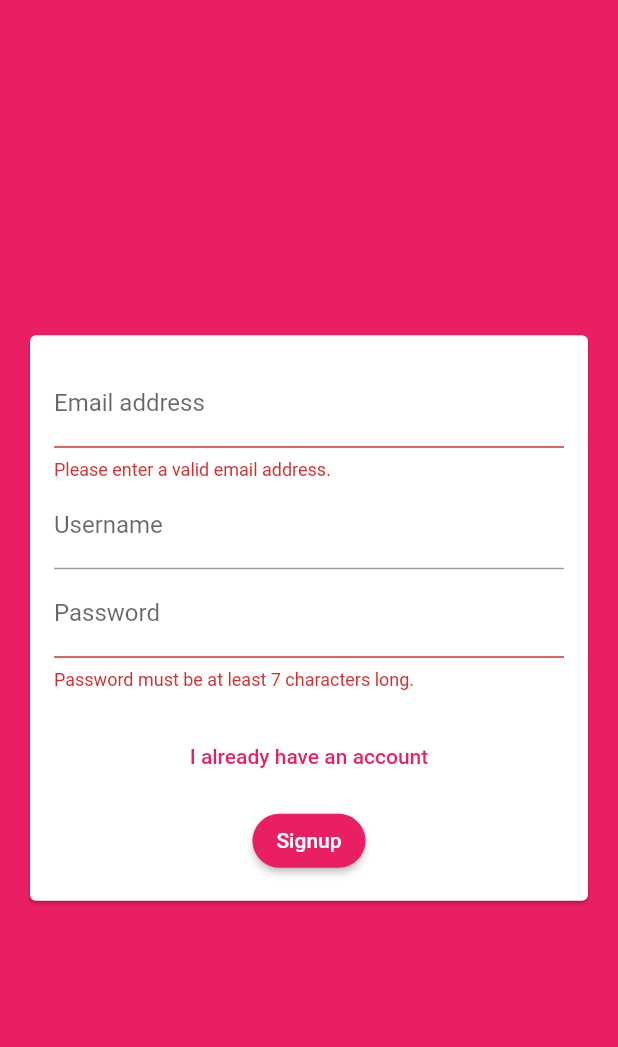
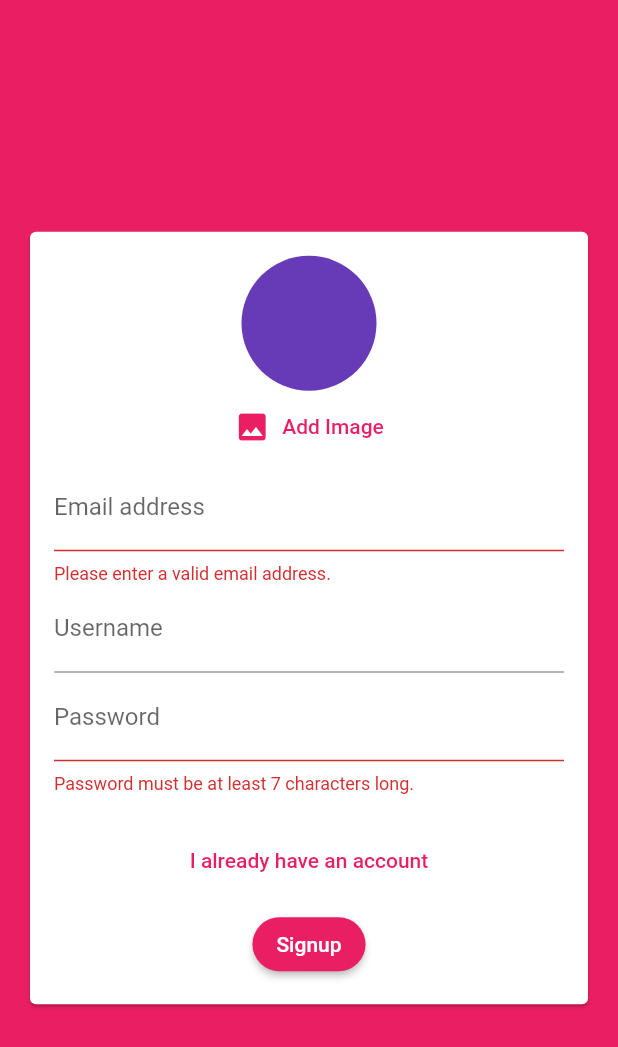
Before and after one commit to DanKheadies/amfd_chat_app, a Flutter app: the screen it shows after launch, after a tap on "Login", after a tap on "Create new account", on a phone screen of 412 x 824 dp. Shown: the top 1047 px of the screen. Run offline on Flutter 3.47's test engine with Material 2 defaults, Android fonts, the phone set to English and light mode, and no system bars; our stand-ins replace cloud_firestore, firebase_auth, firebase_core, firebase_messaging, firebase_storage, image_picker; accounts and stored records are empty.

```diff
--- a/lib/main.dart
+++ b/lib/main.dart
@@ -1,8 +1,10 @@
 import 'package:flutter/material.dart';
 import 'package:firebase_auth/firebase_auth.dart';
+import 'package:firebase_core/firebase_core.dart';
 
 import './screens/auth_screen.dart';
 import './screens/chat_screen.dart';
+import './screens/splash_screen.dart';
 
 void main() {
   runApp(MyApp());
@@ -11,6 +13,10 @@ void main() {
 class MyApp extends StatelessWidget {
   @override
   Widget build(BuildContext context) {
+    final Future<FirebaseApp> _initialization = Firebase.initializeApp();
+    return FutureBuilder(
+      future: _initialization,
+      builder: (context, appSnapshot) {
         return MaterialApp(
           title: 'FlutterChat',
           theme: ThemeData(
@@ -26,9 +32,15 @@ class MyApp extends StatelessWidget {
               ),
             ),
           ),
-      home: StreamBuilder(
-        stream: FirebaseAuth.instance.onAuthStateChanged,
+          home: appSnapshot.connectionState != ConnectionState.done
+              ? SplashScreen()
+              : StreamBuilder(
+                  stream: FirebaseAuth.instance.authStateChanges(),
                   builder: (ctx, userSnapshot) {
+                    if (userSnapshot.connectionState ==
+                        ConnectionState.waiting) {
+                      return SplashScreen();
+                    }
                     if (userSnapshot.hasData) {
                       return ChatScreen();
                     }
@@ -36,5 +48,7 @@ class MyApp extends StatelessWidget {
                   },
                 ),
         );
+      },
+    );
   }
 }
--- /dev/null
+++ b/lib/screens/splash_screen.dart
@@ -0,0 +1,13 @@
+import 'package:flutter/material.dart';
+
+class SplashScreen extends StatelessWidget {
+  @override
+  Widget build(BuildContext context) {
+    return Scaffold(
+      backgroundColor: Theme.of(context).primaryColor,
+      body: Center(
+        child: CircularProgressIndicator(),
+      ),
+    );
+  }
+}
--- a/lib/widgets/auth/auth_form.dart
+++ b/lib/widgets/auth/auth_form.dart
@@ -1,4 +1,8 @@
+import 'dart:io';
+
 import 'package:flutter/material.dart';
+
+import '../pickers/user_image_picker.dart';
 
 class AuthForm extends StatefulWidget {
   AuthForm(this.submitFn, this.isLoading);
@@ -8,6 +12,7 @@ class AuthForm extends StatefulWidget {
     String email,
     String password,
     String userName,
+    File image,
     bool isLogin,
     BuildContext ctx,
   ) submitFn;
@@ -22,10 +27,26 @@ class _AuthFormState extends State<AuthForm> {
   var _userEmail = '';
   var _userName = '';
   var _userPassword = '';
+  File _userImageFile;
+
+  void _pickedImage(File image) {
+    _userImageFile = image;
+  }
 
   void _trySubmit() {
     final isValid = _formKey.currentState.validate();
     FocusScope.of(context).unfocus();
+    print(_userImageFile);
+
+    if (_userImageFile == null && !_isLogin) {
+      ScaffoldMessenger.of(context).showSnackBar(
+        SnackBar(
+          content: Text('Please pick an image.'),
+          backgroundColor: Theme.of(context).errorColor,
+        ),
+      );
+      return;
+    }
 
     if (isValid) {
       _formKey.currentState.save();
@@ -33,6 +54,7 @@ class _AuthFormState extends State<AuthForm> {
         _userEmail.trim(),
         _userPassword.trim(),
         _userName.trim(),
+        _userImageFile,
         _isLogin,
         context,
       );
@@ -52,8 +74,12 @@ class _AuthFormState extends State<AuthForm> {
               child: Column(
                 mainAxisSize: MainAxisSize.min,
                 children: <Widget>[
+                  if (!_isLogin) UserImagePicker(_pickedImage),
                   TextFormField(
                     key: ValueKey('email'),
+                    autocorrect: false,
+                    textCapitalization: TextCapitalization.none,
+                    enableSuggestions: false,
                     validator: (value) {
                       // TODO: provide more robust validation
                       if (value.isEmpty || !value.contains('@')) {
@@ -72,6 +98,9 @@ class _AuthFormState extends State<AuthForm> {
                   if (!_isLogin)
                     TextFormField(
                       key: ValueKey('username'),
+                      autocorrect: true,
+                      textCapitalization: TextCapitalization.words,
+                      enableSuggestions: false,
                       validator: (value) {
                         // TODO: provide more robust validation
                         if (value.isEmpty || value.length < 4) {
--- /dev/null
+++ b/lib/widgets/pickers/user_image_picker.dart
@@ -0,0 +1,53 @@
+import 'dart:io';
+
+import 'package:flutter/material.dart';
+import 'package:image_picker/image_picker.dart';
+
+class UserImagePicker extends StatefulWidget {
+  final Function(File pickedImage) imagePickFn;
+
+  UserImagePicker(this.imagePickFn);
+
+  @override
+  _UserImagePickerState createState() => _UserImagePickerState();
+}
+
+class _UserImagePickerState extends State<UserImagePicker> {
+  File _pickedImage;
+
+  void _pickImage() async {
+    final picker = ImagePicker();
+    final pickedImage = await picker.getImage(
+      source: ImageSource.camera,
+      // source: ImageSource.gallery,
+      imageQuality: 50,
+      maxWidth: 150,
+    );
+    final pickedImageFile = File(pickedImage.path);
+    setState(() {
+      _pickedImage = pickedImageFile;
+    });
+    widget.imagePickFn(pickedImageFile);
+  }
+
+  @override
+  Widget build(BuildContext context) {
+    return Column(
+      children: <Widget>[
+        CircleAvatar(
+          radius: 45,
+          backgroundColor: Theme.of(context).accentColor,
+          backgroundImage:
+              _pickedImage != null ? FileImage(_pickedImage) : null,
+        ),
+        TextButton.icon(
+          label: Text('Add Image'),
+          icon: Icon(
+            Icons.image,
+          ),
+          onPressed: _pickImage,
+        ),
+      ],
+    );
+  }
+}
```
Also changed, not shown: lib/screens/auth_screen.dart (+22 -8 lines), lib/screens/chat_screen.dart (+27 -3 lines), lib/widgets/chat/message_bubble.dart (+45 -6 lines), lib/widgets/chat/messages.dart (+9 -16 lines), lib/widgets/chat/new_message.dart (+13 -4 lines), pubspec.yaml (+13 -2 lines), firebase.json (added), pubspec.lock, 47 other files. Lines whose indentation alone changed are shown as unchanged.
